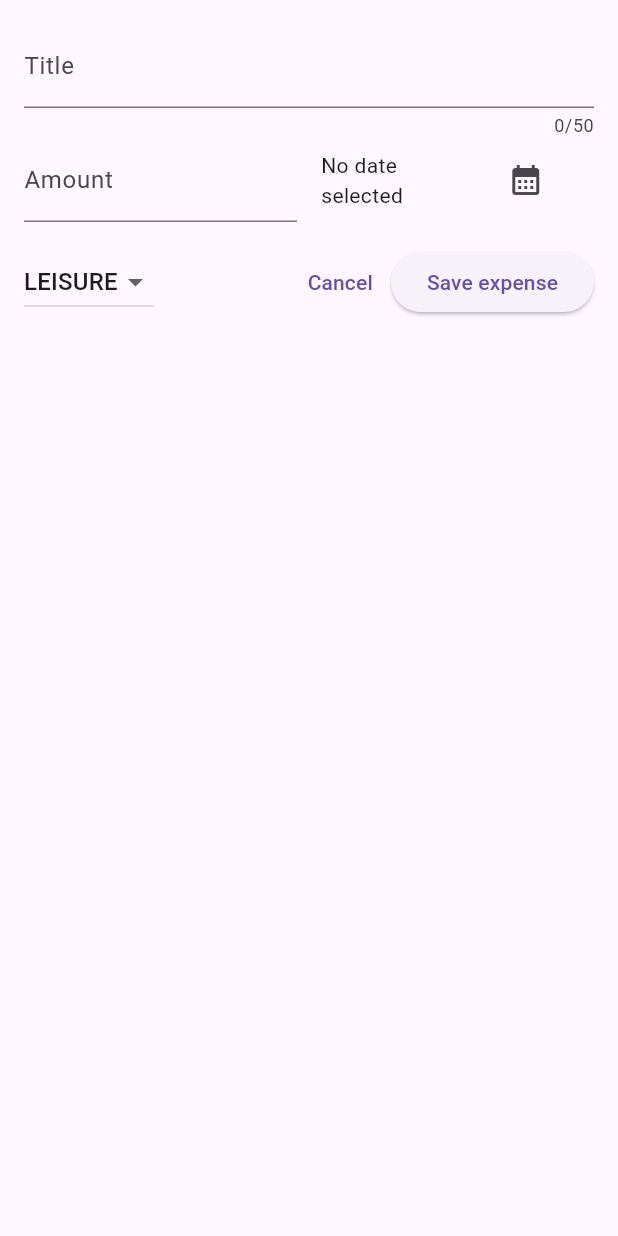
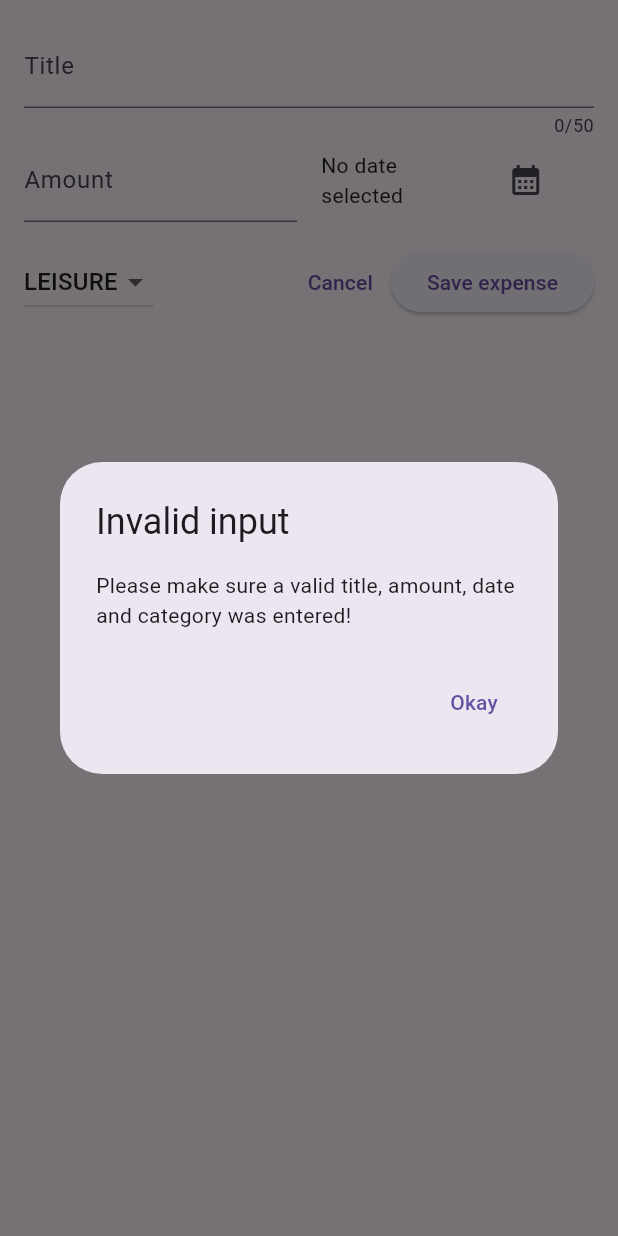
Before and after one commit to agata-miko/tcg_expenses_app, a Flutter app: the NewExpense widget shown alone on an empty page, opened directly, after a tap on "Save expense", on a phone screen of 412 x 824 dp. Run offline on Flutter 3.47's test engine with Material 2 defaults, Android fonts, the phone set to English and light mode, and no system bars.

Commit message:
Module 117 - validation of user's input and error dialog added

```diff
--- a/lib/widgets/new_expense.dart
+++ b/lib/widgets/new_expense.dart
@@ -27,6 +27,32 @@
     setState(() {
       _selectedDate = pickedDate;
     });
+  }
+
+  void _submitExpenseData() {
+    final enteredAmount = double.tryParse(_amountController.text);
+    final amountIsInvalid = enteredAmount == null || enteredAmount <= 0;
+    if (_titleController.text.trim().isEmpty ||
+        amountIsInvalid ||
+        _selectedDate == null) {
+      showDialog(
+        context: context,
+        builder: (ctx) => AlertDialog(
+          title: const Text('Invalid input'),
+          content: const Text(
+              'Please make sure a valid title, amount, date and category was entered!'),
+          actions: [
+            TextButton(
+              onPressed: () {
+                Navigator.pop(ctx);
+              },
+              child: const Text('Okay'),
+            ),
+          ],
+        ),
+      );
+      return;
+    }
   }
 
   @override
@@ -116,10 +142,7 @@
                 child: Text('Cancel'),
               ),
               ElevatedButton(
-                onPressed: () {
-                  print(_titleController.text);
-                  print(_amountController.text);
-                },
+                onPressed: _submitExpenseData,
                 child: Text('Save expense'),
               ),
             ],
```
